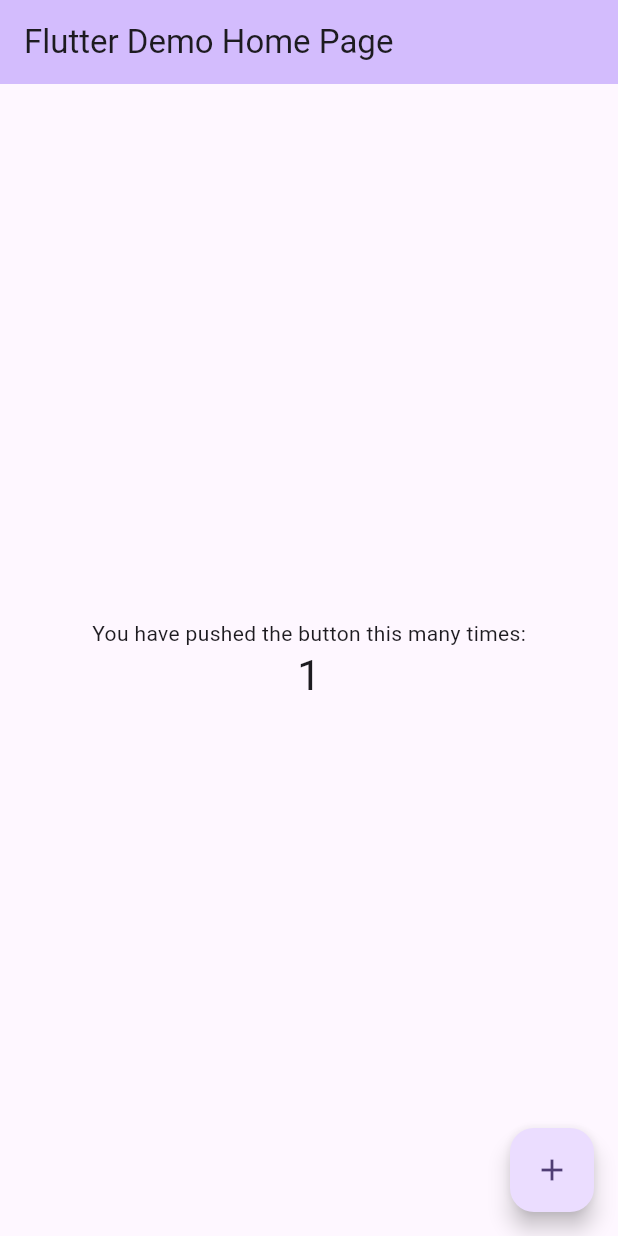
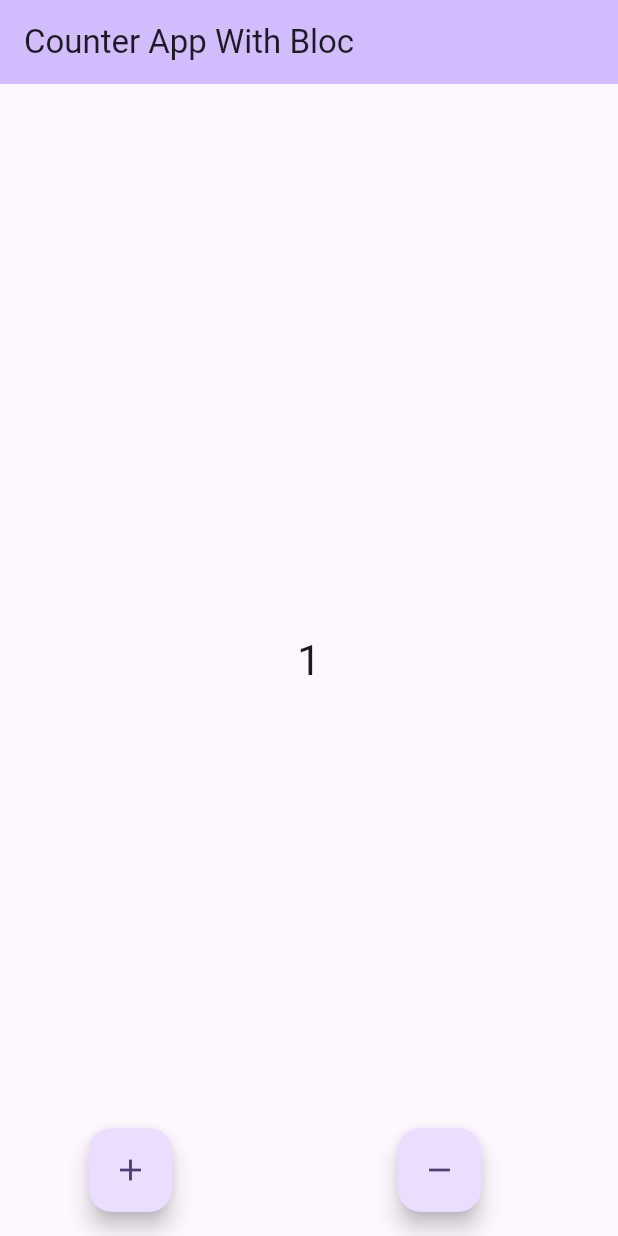
Before and after one commit to 4643880/ulearning-Flutter, a Flutter app: the screen it shows after launch, after a tap on the "add" icon, on a phone screen of 412 x 824 dp. Run offline on Flutter 3.47's test engine with Material 2 defaults, Android fonts, the phone set to English and light mode, and no system bars; our stand-ins replace flutter_bloc.

Commit message:
Bloc Example Ends Here

```diff
--- /dev/null
+++ b/lib/app_blocs.dart
@@ -0,0 +1,15 @@
+import 'package:flutter_bloc/flutter_bloc.dart';
+import 'package:ulearning_app/app_events.dart';
+import 'package:ulearning_app/app_states.dart';
+
+class AppBlocs extends Bloc<AppEvents, AppState> {
+  AppBlocs() : super(InitState()) {
+    on<Increment>((event, emit) {
+      emit(AppState(counter: state.counter! + 1));
+    });
+
+    on<Decrement>((event, emit) {
+      emit(AppState(counter: state.counter! - 1));
+    });
+  }
+}
--- /dev/null
+++ b/lib/app_events.dart
@@ -0,0 +1,5 @@
+class AppEvents {}
+
+class Increment extends AppEvents {}
+
+class Decrement extends AppEvents {}
--- /dev/null
+++ b/lib/app_states.dart
@@ -0,0 +1,9 @@
+class AppState {
+  int? counter;
+
+  AppState({required this.counter});
+}
+
+class InitState extends AppState {
+  InitState() : super(counter: 0);
+}
--- a/lib/main.dart
+++ b/lib/main.dart
@@ -1,4 +1,8 @@
 import 'package:flutter/material.dart';
+import 'package:flutter_bloc/flutter_bloc.dart';
+import 'package:ulearning_app/app_blocs.dart';
+import 'package:ulearning_app/app_events.dart';
+import 'package:ulearning_app/app_states.dart';
 
 void main() {
   runApp(const MyApp());
@@ -10,116 +14,59 @@ class MyApp extends StatelessWidget {
   // This widget is the root of your application.
   @override
   Widget build(BuildContext context) {
-    return MaterialApp(
-      title: 'Flutter Demo',
+    return BlocProvider(
+      create: (context) => AppBlocs(),
+      child: MaterialApp(
+        title: 'Counter App With Bloc',
         theme: ThemeData(
-        // This is the theme of your application.
-        //
-        // TRY THIS: Try running your application with "flutter run". You'll see
-        // the application has a blue toolbar. Then, without quitting the app,
-        // try changing the seedColor in the colorScheme below to Colors.green
-        // and then invoke "hot reload" (save your changes or press the "hot
-        // reload" button in a Flutter-supported IDE, or press "r" if you used
-        // the command line to start the app).
-        //
-        // Notice that the counter didn't reset back to zero; the application
-        // state is not lost during the reload. To reset the state, use hot
-        // restart instead.
-        //
-        // This works for code too, not just values: Most code changes can be
-        // tested with just a hot reload.
           colorScheme: ColorScheme.fromSeed(seedColor: Colors.deepPurple),
           useMaterial3: true,
         ),
-      home: const MyHomePage(title: 'Flutter Demo Home Page'),
+        home: const MyHomePage(),
+      ),
     );
   }
 }
 
-class MyHomePage extends StatefulWidget {
-  const MyHomePage({super.key, required this.title});
-
-  // This widget is the home page of your application. It is stateful, meaning
-  // that it has a State object (defined below) that contains fields that affect
-  // how it looks.
-
-  // This class is the configuration for the state. It holds the values (in this
-  // case the title) provided by the parent (in this case the App widget) and
-  // used by the build method of the State. Fields in a Widget subclass are
-  // always marked "final".
-
-  final String title;
-
-  @override
-  State<MyHomePage> createState() => _MyHomePageState();
-}
-
-class _MyHomePageState extends State<MyHomePage> {
-  int _counter = 0;
-
-  void _incrementCounter() {
-    setState(() {
-      // This call to setState tells the Flutter framework that something has
-      // changed in this State, which causes it to rerun the build method below
-      // so that the display can reflect the updated values. If we changed
-      // _counter without calling setState(), then the build method would not be
-      // called again, and so nothing would appear to happen.
-      _counter++;
-    });
-  }
+class MyHomePage extends StatelessWidget {
+  const MyHomePage({super.key});
 
   @override
   Widget build(BuildContext context) {
-    // This method is rerun every time setState is called, for instance as done
-    // by the _incrementCounter method above.
-    //
-    // The Flutter framework has been optimized to make rerunning build methods
-    // fast, so that you can just rebuild anything that needs updating rather
-    // than having to individually change instances of widgets.
     return Scaffold(
         appBar: AppBar(
-        // TRY THIS: Try changing the color here to a specific color (to
-        // Colors.amber, perhaps?) and trigger a hot reload to see the AppBar
-        // change color while the other colors stay the same.
           backgroundColor: Theme.of(context).colorScheme.inversePrimary,
-        // Here we take the value from the MyHomePage object that was created by
-        // the App.build method, and use it to set our appbar title.
-        title: Text(widget.title),
+          title: const Text('Counter App With Bloc'),
         ),
         body: Center(
-        // Center is a layout widget. It takes a single child and positions it
-        // in the middle of the parent.
-        child: Column(
-          // Column is also a layout widget. It takes a list of children and
-          // arranges them vertically. By default, it sizes itself to fit its
-          // children horizontally, and tries to be as tall as its parent.
-          //
-          // Column has various properties to control how it sizes itself and
-          // how it positions its children. Here we use mainAxisAlignment to
-          // center the children vertically; the main axis here is the vertical
-          // axis because Columns are vertical (the cross axis would be
-          // horizontal).
-          //
-          // TRY THIS: Invoke "debug painting" (choose the "Toggle Debug Paint"
-          // action in the IDE, or press "p" in the console), to see the
-          // wireframe for each widget.
-          mainAxisAlignment: MainAxisAlignment.center,
-          children: <Widget>[
-            const Text(
-              'You have pushed the button this many times:',
+          child: BlocBuilder<AppBlocs, AppState>(
+            builder: (context, state) {
+              return Text(
+                BlocProvider.of<AppBlocs>(context).state.counter.toString(),
+                style: Theme.of(context).textTheme.headlineMedium,
+              );
+            },
           ),
-            Text(
-              '$_counter',
-              style: Theme.of(context).textTheme.headlineMedium,
+        ),
+        floatingActionButton: Row(
+          mainAxisAlignment: MainAxisAlignment.spaceAround,
+          children: [
+            FloatingActionButton(
+              onPressed: () {
+                BlocProvider.of<AppBlocs>(context).add(Increment());
+              },
+              tooltip: 'Increment',
+              child: const Icon(Icons.add),
+            ),
+            FloatingActionButton(
+              onPressed: () {
+                BlocProvider.of<AppBlocs>(context).add(Decrement());
+              },
+              tooltip: 'Increment',
+              child: const Icon(Icons.remove),
             ),
           ],
-        ),
-      ),
-      floatingActionButton: FloatingActionButton(
-        onPressed: _incrementCounter,
-        tooltip: 'Increment',
-        child: const Icon(Icons.add),
-      ), // This trailing comma makes auto-formatting nicer for build methods.
+        ) // This trailing comma makes auto-formatting nicer for build methods.
         );
   }
 }
--- a/pubspec.yaml
+++ b/pubspec.yaml
@@ -35,6 +35,7 @@ dependencies:
   # The following adds the Cupertino Icons font to your application.
   # Use with the CupertinoIcons class for iOS style icons.
   cupertino_icons: ^1.0.2
+  flutter_bloc: ^8.1.3
 
 dev_dependencies:
   flutter_test:
```
Also changed, not shown: pubspec.lock. Lines whose indentation alone changed are shown as unchanged.
